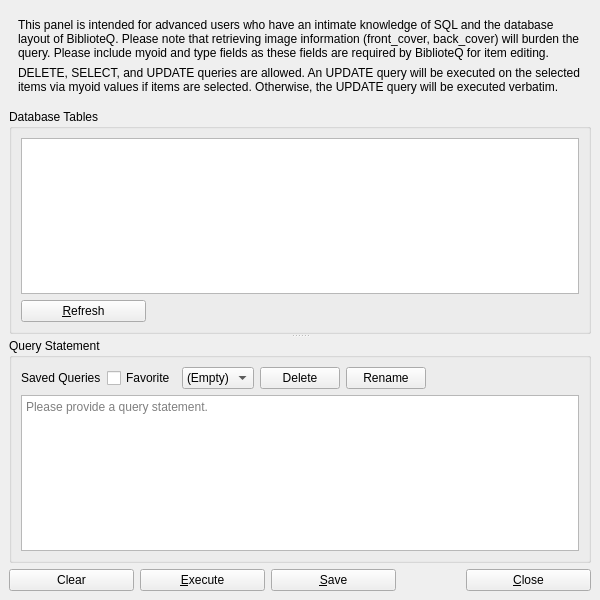
Old version of the form UI/biblioteq_customquery.ui in the repository textbrowser/biblioteq.
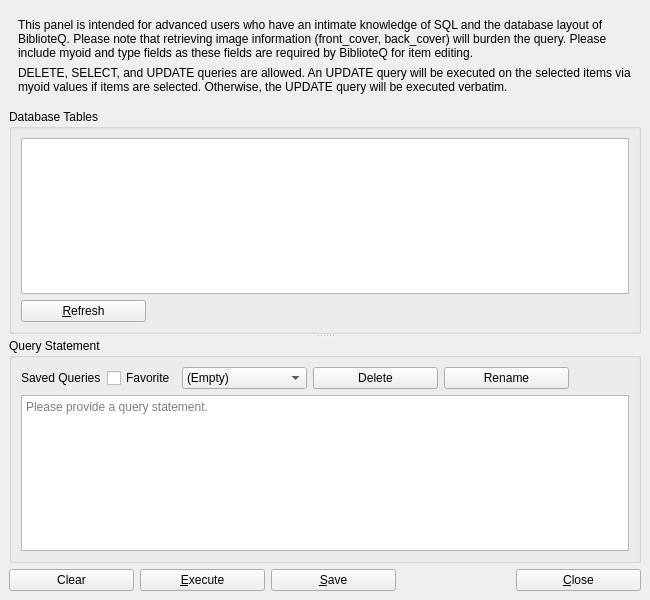
New version of the form. Icons and pictures are not drawn.

Patch:
```diff
--- a/UI/biblioteq_customquery.ui
+++ b/UI/biblioteq_customquery.ui
@@ -6,7 +6,7 @@
    <rect>
     <x>0</x>
     <y>0</y>
-    <width>600</width>
+    <width>650</width>
     <height>600</height>
    </rect>
   </property>
@@ -154,6 +154,12 @@
           </item>
           <item>
            <widget class="QComboBox" name="favorites">
+            <property name="minimumSize">
+             <size>
+              <width>125</width>
+              <height>0</height>
+             </size>
+            </property>
             <property name="sizeAdjustPolicy">
              <enum>QComboBox::AdjustToContents</enum>
             </property>
@@ -166,6 +172,12 @@
           </item>
           <item>
            <widget class="QPushButton" name="delete_favorite">
+            <property name="minimumSize">
+             <size>
+              <width>125</width>
+              <height>0</height>
+             </size>
+            </property>
             <property name="toolTip">
              <string>Delete Favorite</string>
             </property>
@@ -180,6 +192,12 @@
           </item>
           <item>
            <widget class="QPushButton" name="rename_favorite">
+            <property name="minimumSize">
+             <size>
+              <width>125</width>
+              <height>0</height>
+             </size>
+            </property>
             <property name="toolTip">
              <string>Delete Favorite</string>
             </property>
```
